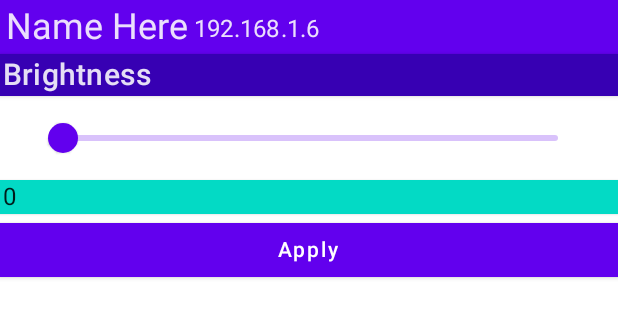
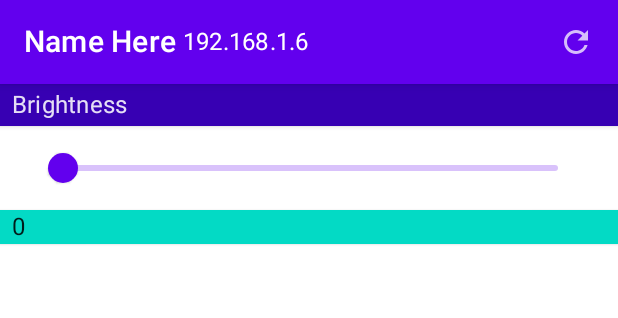
Before and after one commit to Kneelawk/LEDController1-Android, an Android app built with Jetpack Compose: the @Preview function DefaultPreview, on a phone screen of 412 x 824 dp. Shown: the top 318 px of the screen. Run offline under Robolectric (Android 15) with nearby library versions, the phone set to English and light mode, and no system bars; network calls fail.

Commit message:
Clean up UI and remove apply button

```diff
--- /dev/null
+++ b/app/src/main/kotlin/com/kneelawk/ledcontroller1/Denoiser.kt
@@ -0,0 +1,43 @@
+package com.kneelawk.ledcontroller1
+
+import kotlinx.coroutines.CoroutineScope
+import kotlinx.coroutines.CoroutineStart
+import kotlinx.coroutines.launch
+import kotlinx.coroutines.yield
+import java.util.concurrent.atomic.AtomicReference
+import kotlin.coroutines.CoroutineContext
+import kotlin.coroutines.EmptyCoroutineContext
+
+/**
+ * Used to take a whole bunch of requests that would execute a blocking operation and make sure the
+ * blocking operation is only executed on the latest request value.
+ */
+class Denoiser<T>(
+    scope: CoroutineScope,
+    context: CoroutineContext = EmptyCoroutineContext,
+    start: CoroutineStart = CoroutineStart.DEFAULT,
+    block: suspend CoroutineScope.(T) -> Unit
+) {
+    private object NoNew
+
+    private val value = AtomicReference<Any?>(NoNew)
+
+    init {
+        scope.launch(context, start) {
+            while (true) {
+                val cur = value.getAndSet(NoNew)
+                if (cur != NoNew) {
+                    // update detected, applying
+                    block(cur as T)
+                }
+
+                // yield at the end of every cycle so as to not hog all the threads
+                yield()
+            }
+        }
+    }
+
+    fun send(data: T) {
+        value.set(data)
+    }
+}
--- a/app/src/main/kotlin/com/kneelawk/ledcontroller1/ESPLEDSActivity.kt
+++ b/app/src/main/kotlin/com/kneelawk/ledcontroller1/ESPLEDSActivity.kt
@@ -4,15 +4,18 @@ import android.os.Bundle
 import android.util.Log
 import androidx.activity.ComponentActivity
 import androidx.activity.compose.setContent
+import androidx.compose.animation.AnimatedVisibility
+import androidx.compose.animation.ExperimentalAnimationApi
 import androidx.compose.foundation.layout.*
 import androidx.compose.material.*
+import androidx.compose.material.icons.Icons
+import androidx.compose.material.icons.filled.Refresh
 import androidx.compose.runtime.*
-import androidx.compose.ui.BiasAlignment
 import androidx.compose.ui.Modifier
-import androidx.compose.ui.graphics.RectangleShape
 import androidx.compose.ui.tooling.preview.Preview
 import androidx.compose.ui.unit.dp
 import com.kneelawk.ledcontroller1.ui.theme.LEDController1Theme
+import kotlinx.coroutines.Dispatchers
 import kotlinx.coroutines.launch
 import java.time.Instant
 
@@ -40,41 +43,68 @@ class ESPLEDSActivity : ComponentActivity() {
     }
 }
 
+@OptIn(ExperimentalAnimationApi::class)
 @Composable
 fun ESPControlView(esp: ESPLEDS) {
     val scope = rememberCoroutineScope()
 
+    var refreshing by remember { mutableStateOf(true) }
+    refreshing = true
+
     var brightness by remember { mutableStateOf(0) }
+    val brightnessDenoiser = remember {
+        Denoiser<Int>(scope, Dispatchers.IO) {
+            val res = esp.putBrightness(it)
+            if (res.isFailure) {
+                Log.w(
+                    "ESPLEDSActivity",
+                    "Error setting brightness: ${res.exceptionOrNull()}"
+                )
+            }
+        }
+    }
 
+    suspend fun refresh() {
+        refreshing = true
+        brightness = esp.getBrightness().getOrDefault(0)
+        refreshing = false
+    }
+
+    Scaffold(topBar = {
         Column {
-        Surface(
-            modifier = Modifier.fillMaxWidth(),
-            color = MaterialTheme.colors.primary,
-            elevation = 2.dp
-        ) {
-            Row(
-                modifier = Modifier.padding(all = 4.dp) then Modifier.fillMaxWidth(),
-                verticalAlignment = BiasAlignment.Vertical(0.5F),
-            ) {
+            TopAppBar(
+                title = {
                     if (esp.name.isBlank()) {
-                    Text(
-                        text = esp.ip,
-                        style = MaterialTheme.typography.h5
-                    )
+                        Text(text = esp.ip)
                     } else {
-                    Text(
-                        text = esp.name,
-                        style = MaterialTheme.typography.h5
-                    )
+                        Text(text = esp.name)
                         Spacer(modifier = Modifier.width(4.dp))
                         Text(
                             text = esp.ip,
                             style = MaterialTheme.typography.subtitle1
                         )
                     }
+                },
+                actions = {
+                    IconButton(
+                        onClick = {
+                            scope.launch {
+                                refresh()
+                            }
+                        },
+                        enabled = !refreshing
+                    ) {
+                        Icon(imageVector = Icons.Filled.Refresh, contentDescription = "Refresh")
                     }
                 }
+            )
 
+            AnimatedVisibility(visible = refreshing) {
+                LinearProgressIndicator(modifier = Modifier.fillMaxWidth())
+            }
+        }
+    }) {
+        Column {
             Surface(
                 modifier = Modifier.fillMaxWidth(),
                 color = MaterialTheme.colors.primaryVariant,
@@ -82,8 +112,8 @@ fun ESPControlView(esp: ESPLEDS) {
             ) {
                 Text(
                     text = "Brightness",
-                style = MaterialTheme.typography.h6,
-                modifier = Modifier.padding(2.dp)
+                    style = MaterialTheme.typography.subtitle1,
+                    modifier = Modifier.padding(horizontal = 8.dp, vertical = 2.dp)
                 )
             }
 
@@ -91,9 +121,11 @@ fun ESPControlView(esp: ESPLEDS) {
                 value = brightness.toFloat(),
                 onValueChange = {
                     brightness = it.toInt()
+                    brightnessDenoiser.send(brightness)
                 },
                 valueRange = 0F..255F,
-            modifier = Modifier.padding(top = 4.dp, bottom = 4.dp, start = 32.dp, end = 32.dp)
+                modifier = Modifier.padding(horizontal = 32.dp, vertical = 4.dp),
+                enabled = !refreshing
             )
 
             Surface(
@@ -104,32 +136,14 @@ fun ESPControlView(esp: ESPLEDS) {
                 Text(
                     text = brightness.toString(),
                     style = MaterialTheme.typography.body1,
-                modifier = Modifier.padding(all = 2.dp)
+                    modifier = Modifier.padding(horizontal = 8.dp, vertical = 2.dp)
                 )
             }
-
-        Button(
-            onClick = {
-                scope.launch {
-                    val res = esp.putBrightness(brightness)
-                    if (res.isFailure) {
-                        Log.w(
-                            "ESPLEDSActivity",
-                            "Error setting brightness: ${res.exceptionOrNull()}"
-                        )
-                    }
-                }
-            }, modifier = Modifier.fillMaxWidth(),
-            shape = RectangleShape
-        ) {
-            Text(
-                text = "Apply"
-            )
         }
     }
 
     LaunchedEffect(key1 = esp, block = {
-        brightness = esp.getBrightness().getOrDefault(0)
+        refresh()
     })
 }
 
```
Also changed, not shown: app/src/main/kotlin/com/kneelawk/ledcontroller1/ESPLEDSMonitor.kt (+5 -4 lines), app/src/main/kotlin/com/kneelawk/ledcontroller1/MainActivity.kt (+22 -14 lines). Lines whose indentation alone changed are shown as unchanged.
